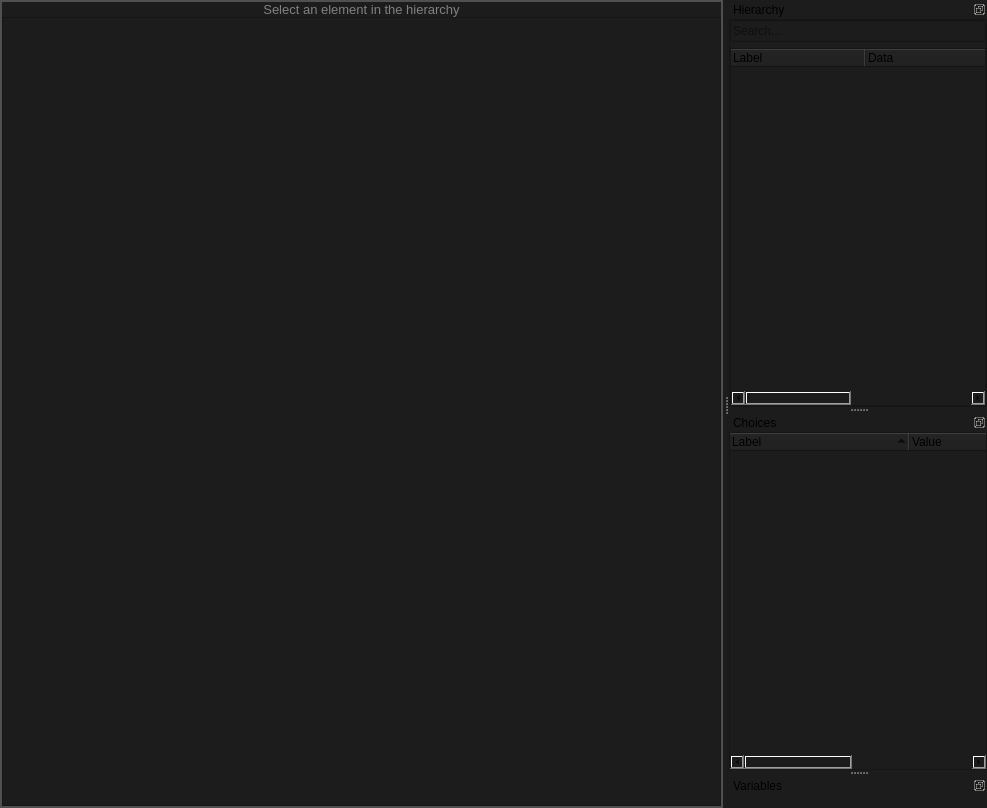
The window that src/editors/smartprop_editor/document.ui (dertwist/Hammer5Tools) describes before a commit, drawn with Qt 5.
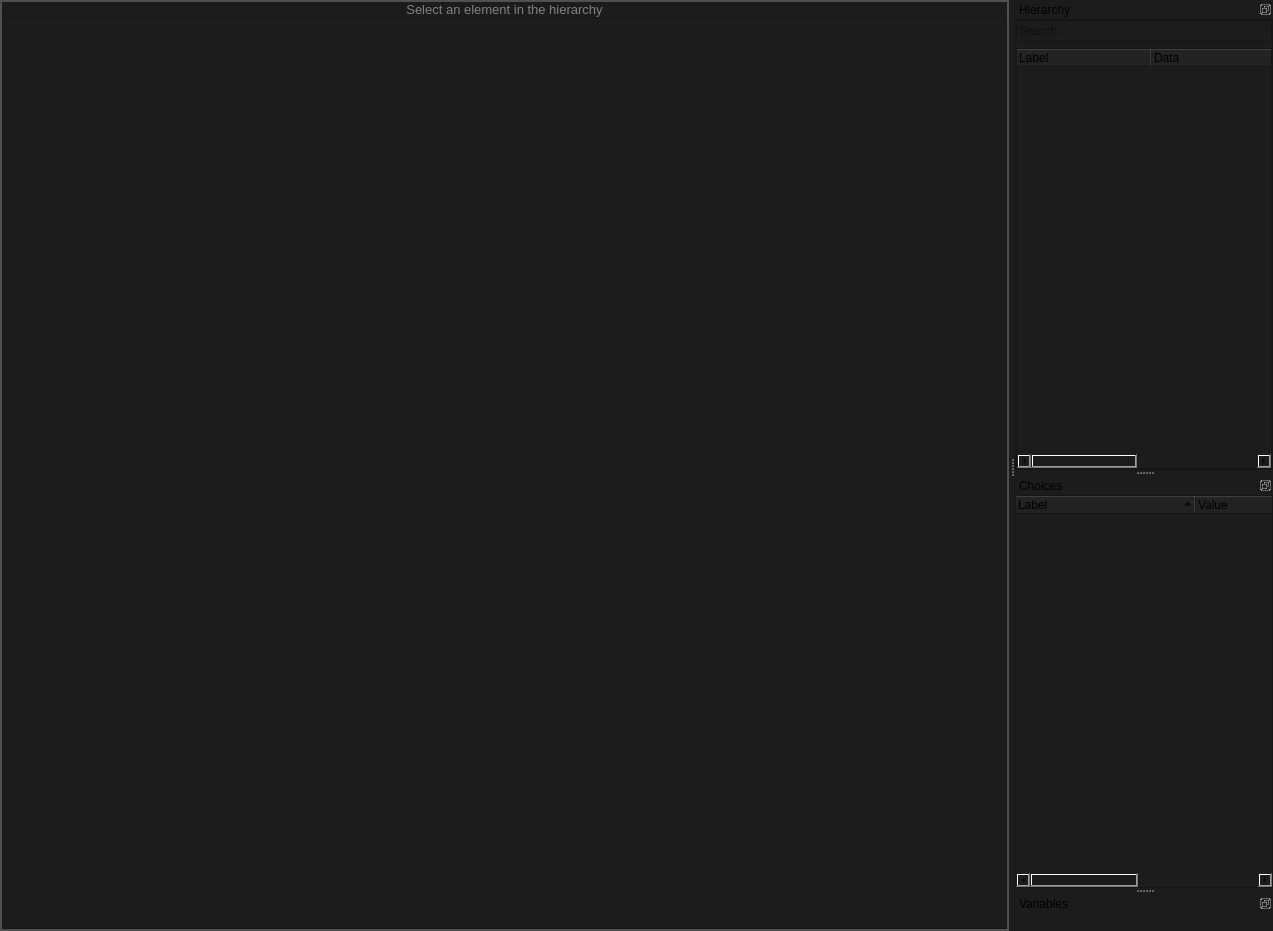
The same window after the commit. Icons and pictures are not drawn.

Diff of the .ui file:
```diff
--- a/src/editors/smartprop_editor/document.ui
+++ b/src/editors/smartprop_editor/document.ui
@@ -6,8 +6,8 @@
    <rect>
     <x>0</x>
     <y>0</y>
-    <width>987</width>
-    <height>808</height>
+    <width>1273</width>
+    <height>931</height>
    </rect>
   </property>
   <property name="windowTitle">
@@ -93,8 +93,8 @@
            <rect>
             <x>0</x>
             <y>0</y>
-            <width>721</width>
-            <height>804</height>
+            <width>1007</width>
+            <height>927</height>
            </rect>
           </property>
           <property name="styleSheet">
```
